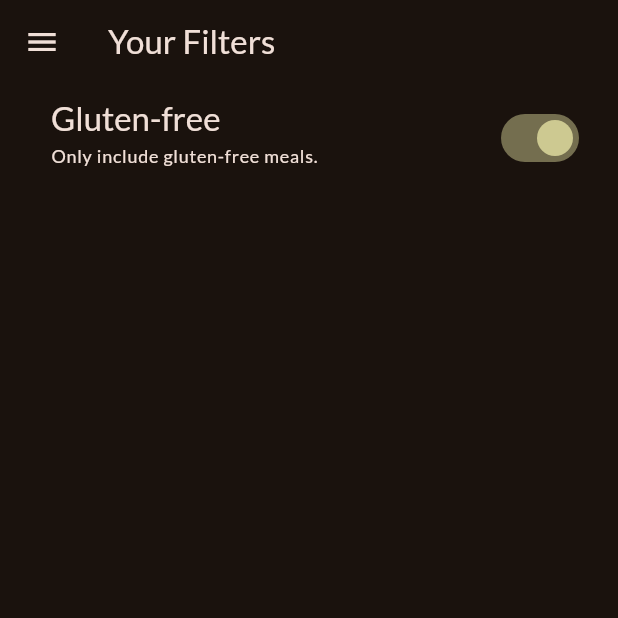
After one commit to Deniscgaetani/meals, a Flutter app: the FiltersScreen screen opened directly, after a tap on "Gluten-free", on a phone screen of 412 x 824 dp, the top half of it. The commit adds this screen. Run offline on Flutter 3.47's test engine with Material 3 defaults, Android fonts, the phone set to English and light mode, and no system bars; our stand-ins replace google_fonts, transparent_image.

```diff
--- /dev/null
+++ b/lib/screens/filters.dart
@@ -0,0 +1,58 @@
+import 'package:flutter/material.dart';
+import 'package:meals/screens/tabs.dart';
+import 'package:meals/widgets/main_drawer.dart';
+
+class FiltersScreen extends StatefulWidget {
+  const FiltersScreen({super.key});
+
+  @override
+  State<StatefulWidget> createState() {
+    return _FiltersScreenState();
+  }
+}
+
+class _FiltersScreenState extends State<FiltersScreen> {
+  var _glutenFreeFilterSet = false;
+
+  @override
+  Widget build(BuildContext context) {
+    return Scaffold(
+      appBar: AppBar(
+        title: const Text('Your Filters'),
+      ),
+      drawer: MaindDrawer(onSelectScreen: (identifier) {
+        Navigator.of(context).pop();
+        if (identifier == 'meals') {
+          Navigator.of(context)
+              .push(MaterialPageRoute(builder: (ctx) => const TabsScreen()));
+        }
+      }),
+      body: Column(
+        children: [
+          SwitchListTile(
+            value: _glutenFreeFilterSet,
+            onChanged: (isChecked) {
+              setState(() {
+                _glutenFreeFilterSet = isChecked;
+              });
+            },
+            title: Text(
+              'Gluten-free',
+              style: Theme.of(context)
+                  .textTheme
+                  .titleLarge!
+                  .copyWith(color: Theme.of(context).colorScheme.onSurface),
+            ),
+            subtitle: Text('Only include gluten-free meals.',
+                style: Theme.of(context)
+                    .textTheme
+                    .labelMedium!
+                    .copyWith(color: Theme.of(context).colorScheme.onSurface)),
+            activeColor: Theme.of(context).colorScheme.tertiary,
+            contentPadding: const EdgeInsets.only(left: 34, right: 22),
+          ),
+        ],
+      ),
+    );
+  }
+}
--- a/lib/screens/tabs.dart
+++ b/lib/screens/tabs.dart
@@ -4,6 +4,7 @@ import 'package:meals/screens/meals.dart';
 import 'package:meals/widgets/main_drawer.dart';
 
 import '../models/meal.dart';
+import 'filters.dart';
 
 class TabsScreen extends StatefulWidget {
   const TabsScreen({super.key});
@@ -48,9 +49,10 @@ class _TabsScreenState extends State<TabsScreen> {
   }
 
   void _setScreen(String identifier) {
+    Navigator.of(context).pop();
     if (identifier == 'filters') {
-    } else {
-      Navigator.of(context).pop();
+      Navigator.of(context)
+          .push(MaterialPageRoute(builder: (ctx) => const FiltersScreen()));
     }
   }
 
```
